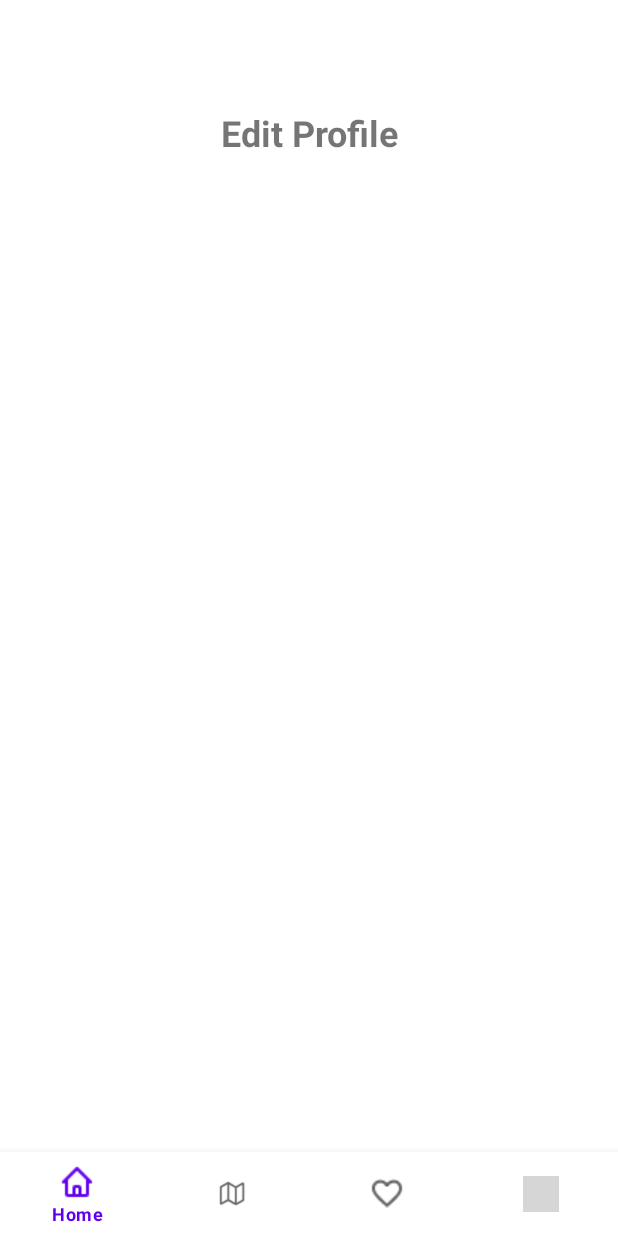
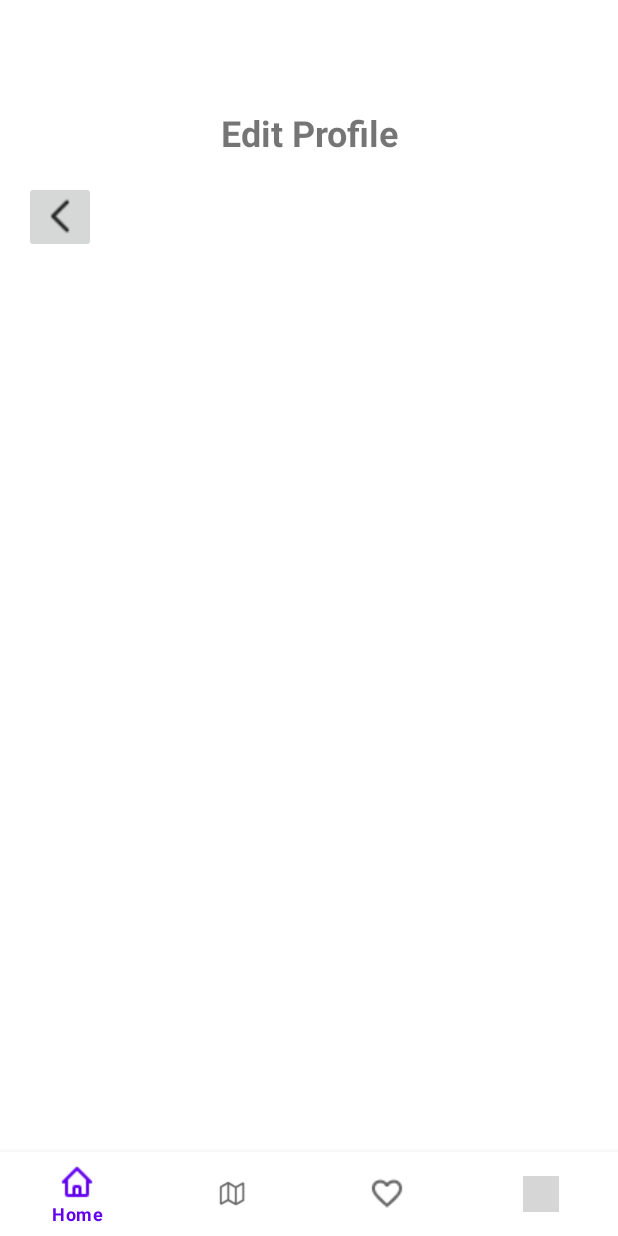
Before and after one commit to Brenden-Fenimore/TrailBlaze, an Android app: the EditProfileFragment screen opened through its navigation route, on a phone screen of 412 x 824 dp. Run offline under Robolectric (Android 15) with nearby library versions, the phone set to English and light mode, and no system bars; our stand-ins replace navigation-ui; grey boxes are pictures that could not be loaded.

Commit message:
Changed "Account" to "Profile", added back button to Edit Profile page.

```diff
--- a/app/src/main/java/com/example/trailblaze/ui/profile/EditProfileFragment.kt
+++ b/app/src/main/java/com/example/trailblaze/ui/profile/EditProfileFragment.kt
@@ -5,6 +5,7 @@ import androidx.fragment.app.Fragment
 import android.view.LayoutInflater
 import android.view.View
 import android.view.ViewGroup
+import androidx.navigation.fragment.findNavController
 import com.example.trailblaze.R
 import com.example.trailblaze.databinding.FragmentEditProfileBinding
 
@@ -18,6 +19,11 @@ class EditProfileFragment : Fragment() {
         savedInstanceState: Bundle?
     ): View {
         _binding = FragmentEditProfileBinding.inflate(inflater, container, false)
+
+        //set the listener for the back button
+        binding.backButton.setOnClickListener {
+            findNavController().navigate(R.id.action_editProfileFragment_to_profileFragment)
+        }
         return binding.root
     }
 
--- a/app/src/main/res/layout/fragment_edit_profile.xml
+++ b/app/src/main/res/layout/fragment_edit_profile.xml
@@ -19,5 +19,15 @@
                     android:textStyle="bold"
                     android:gravity="center"
                     android:paddingBottom="16dp" />
+
+        <ImageButton
+                android:id="@+id/backButton"
+                android:layout_width="48dp"
+                android:layout_height="48dp"
+                android:scaleType="centerCrop"
+                android:src="@drawable/chevron_left"
+                android:contentDescription="@string/backButton"
+                android:layout_marginEnd="16dp" />
+
     </LinearLayout>
 </ScrollView>
--- a/app/src/main/res/layout/fragment_profile.xml
+++ b/app/src/main/res/layout/fragment_profile.xml
@@ -20,7 +20,7 @@
                 android:id="@+id/account_title"
                 android:layout_width="match_parent"
                 android:layout_height="wrap_content"
-                android:text="@string/account"
+                android:text="@string/profile"
                 android:textSize="24sp"
                 android:textStyle="bold"
                 android:gravity="center"
--- a/app/src/main/res/navigation/mobile_navigation.xml
+++ b/app/src/main/res/navigation/mobile_navigation.xml
@@ -39,4 +39,7 @@
             android:name="com.example.trailblaze.ui.profile.EditProfileFragment"
             android:label="Edit Profile"
             tools:layout="@layout/fragment_edit_profile" />
+    <action
+            android:id="@+id/action_editProfileFragment_to_profileFragment"
+            app:destination="@id/navigation_profile" />
 </navigation>
--- a/app/src/main/res/values/strings.xml
+++ b/app/src/main/res/values/strings.xml
@@ -11,7 +11,7 @@
     <string name="helloMap">Hello MAP Fragment</string>
     <string name="helloFavorites">Hello FAVORITES Fragment</string>
     <string name="helloProfile">Hello PROFILE Fragment</string>
-    <string name="account">Account</string>
+    <string name="profile">Profile</string>
     <string name="locationIcon">Location Icon</string>
     <string name="profilePicture">Profile Picture</string>
     <string name="difficultyIcon">Difficulty Icon</string>
@@ -30,5 +30,6 @@
     <string name="userBadge3">User Badge 3</string>
     <string name="editIcon">Edit</string>
     <string name="editProfile">Edit Profile</string>
+    <string name="backButton">Back Button</string>
 
 </resources>
```
